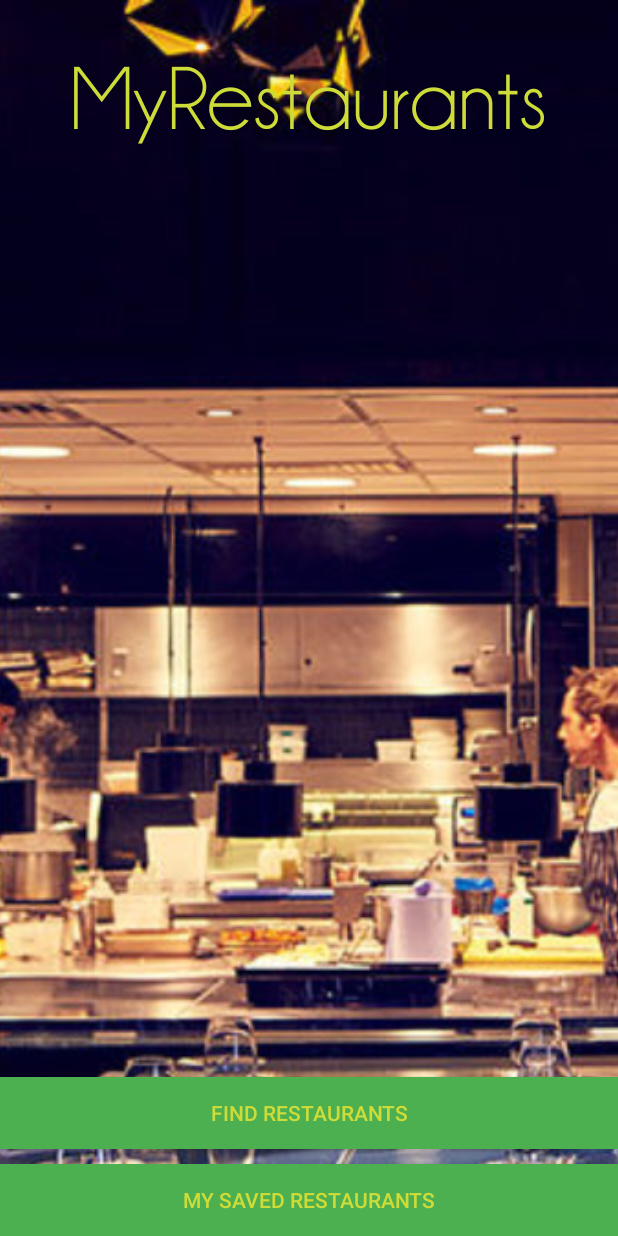
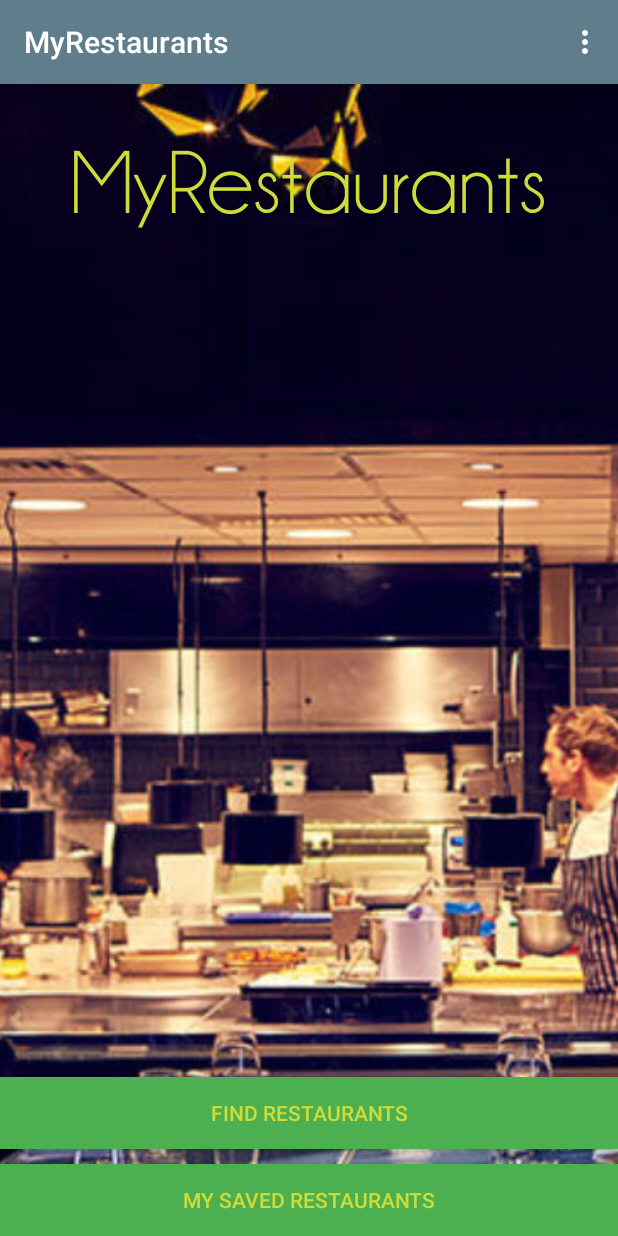
Before and after one commit to seacamjen/MyRestaurants-Andriod, an Android app: the MainActivity screen opened directly, with no data from a screen before it, on a phone screen of 412 x 824 dp. Run offline under Robolectric (Android 15) with nearby library versions, the phone set to English and light mode, and no system bars; our stand-ins replace ButterKnife, Firebase (no records; nobody signed in at launch, a user with empty details on screens opened directly).

Commit message:
add logout in overflow menu

```diff
--- a/app/src/main/AndroidManifest.xml
+++ b/app/src/main/AndroidManifest.xml
@@ -11,8 +11,7 @@
         android:supportsRtl="true"
         android:theme="@style/AppTheme">
         <activity
-            android:name=".ui.MainActivity"
-            android:theme="@style/NoActionBarTheme">
+            android:name=".ui.MainActivity">
 
         </activity>
         <activity android:name=".ui.RestaurantsActivity">
--- a/app/src/main/java/com/example/guest/myrestaurants/ui/MainActivity.java
+++ b/app/src/main/java/com/example/guest/myrestaurants/ui/MainActivity.java
@@ -6,6 +6,9 @@ import android.preference.PreferenceManager;
 import android.support.v7.app.AppCompatActivity;
 import android.os.Bundle;
 import android.util.Log;
+import android.view.Menu;
+import android.view.MenuInflater;
+import android.view.MenuItem;
 import android.view.View;
 import android.widget.Button;
 import android.widget.EditText;
@@ -14,6 +17,7 @@ import android.graphics.Typeface;
 
 import com.example.guest.myrestaurants.Constants;
 import com.example.guest.myrestaurants.R;
+import com.google.firebase.auth.FirebaseAuth;
 import com.google.firebase.database.DataSnapshot;
 import com.google.firebase.database.DatabaseError;
 import com.google.firebase.database.DatabaseReference;
@@ -24,47 +28,17 @@ import butterknife.Bind;
 import butterknife.ButterKnife;
 
 public class MainActivity extends AppCompatActivity implements View.OnClickListener {
-//    private SharedPreferences mSharedPreferences;
-//    private SharedPreferences.Editor mEditor;
-
-//    private DatabaseReference mSearchedLocationReference;
-//    private ValueEventListener mSearchedLocationReferenceListener;
 
     @Bind (R.id.findRestaurantsButton) Button mFindRestaurantButton;
     @Bind(R.id.savedRestaurantsButton) Button mSavedRestaurantsButton;
-//    @Bind (R.id.locationEditText) EditText mLocationEditText;
     @Bind(R.id.appNameTextView) TextView mAppNameTextView;
 
     @Override
     protected void onCreate(Bundle savedInstanceState) {
 
-//        mSearchedLocationReference = FirebaseDatabase
-//                .getInstance()
-//                .getReference()
-//                .child(Constants.FIREBASE_CHILD_SEARCHED_LOCATION);
-
-//        mSearchedLocationReferenceListener = mSearchedLocationReference.addValueEventListener(new ValueEventListener() {
-
-//            @Override
-//            public void onDataChange(DataSnapshot dataSnapshot) {
-//                for(DataSnapshot locationSnapshot : dataSnapshot.getChildren()) {
-//                    String location = locationSnapshot.getValue().toString();
-//                    Log.d("Locations updated", "location: " + location);
-//                }
-//            }
-//
-//            @Override
-//            public void onCancelled(DatabaseError databaseError) {
-//
-//            }
-//        });
-
         super.onCreate(savedInstanceState);
         setContentView(R.layout.activity_main);
         ButterKnife.bind(this);
-
-//        mSharedPreferences = PreferenceManager.getDefaultSharedPreferences(this);
-//        mEditor = mSharedPreferences.edit();
 
         Typeface solo = Typeface.createFromAsset(getAssets(), "fonts/champ2.ttf");
         mAppNameTextView.setTypeface(solo);
@@ -76,13 +50,8 @@ public class MainActivity extends AppCompatActivity implements View.OnClickListe
     @Override
     public void onClick(View v){
         if(v == mFindRestaurantButton) {
-//            String location = mLocationEditText.getText().toString();
-//            saveLocationToFirebase(location);
-//            if(!(location).equals("")) {
-//                addToSharedPreferences(location);
-//            }
+
             Intent intent = new Intent(MainActivity.this, RestaurantsActivity.class);
-//            intent.putExtra("location", location);
             startActivity(intent);
         }
         if(v == mSavedRestaurantsButton) {
@@ -92,17 +61,29 @@ public class MainActivity extends AppCompatActivity implements View.OnClickListe
 
     }
 
-//    public void saveLocationToFirebase(String location) {
-//        mSearchedLocationReference.push().setValue(location);
-//    }
+    @Override
+    public boolean onCreateOptionsMenu(Menu menu) {
+        MenuInflater inflater = getMenuInflater();
+        inflater.inflate(R.menu.menu_main, menu);
+        return super.onCreateOptionsMenu(menu);
+    }
 
-//    @Override
-//    protected void onDestory() {
-//        super.onDestroy();
-//        mSearchedLocationReference.removeEventListener(mSearchedLocationReferenceListener);
-//    }
+    @Override
+    public boolean onOptionsItemSelected(MenuItem item) {
+        int id = item.getItemId();
+        if (id == R.id.action_logout) {
+            logout();
+            return true;
+        }
+        return super.onOptionsItemSelected(item);
+    }
 
-//    private void addToSharedPreferences(String location) {
-//        mEditor.putString(Constants.PREFERENCES_LOCATION_KEY, location).apply();
-//    }
+    private void logout() {
+        FirebaseAuth.getInstance().signOut();
+        Intent intent = new Intent(MainActivity.this, LoginActivity.class);
+        intent.setFlags(Intent.FLAG_ACTIVITY_NEW_TASK | Intent.FLAG_ACTIVITY_CLEAR_TASK);
+        startActivity(intent);
+        finish();
+    }
+
 }
--- /dev/null
+++ b/app/src/main/res/menu/menu_main.xml
@@ -0,0 +1,9 @@
+<?xml version="1.0" encoding="utf-8"?>
+<menu xmlns:android="http://schemas.android.com/apk/res/android"
+    xmlns:app="http://schemas.android.com/apk/res-auto">
+    <item
+        android:id="@+id/action_logout"
+        android:title="Logout"
+        android:visible="true"
+        app:showAsAction="never" />
+</menu>
```
